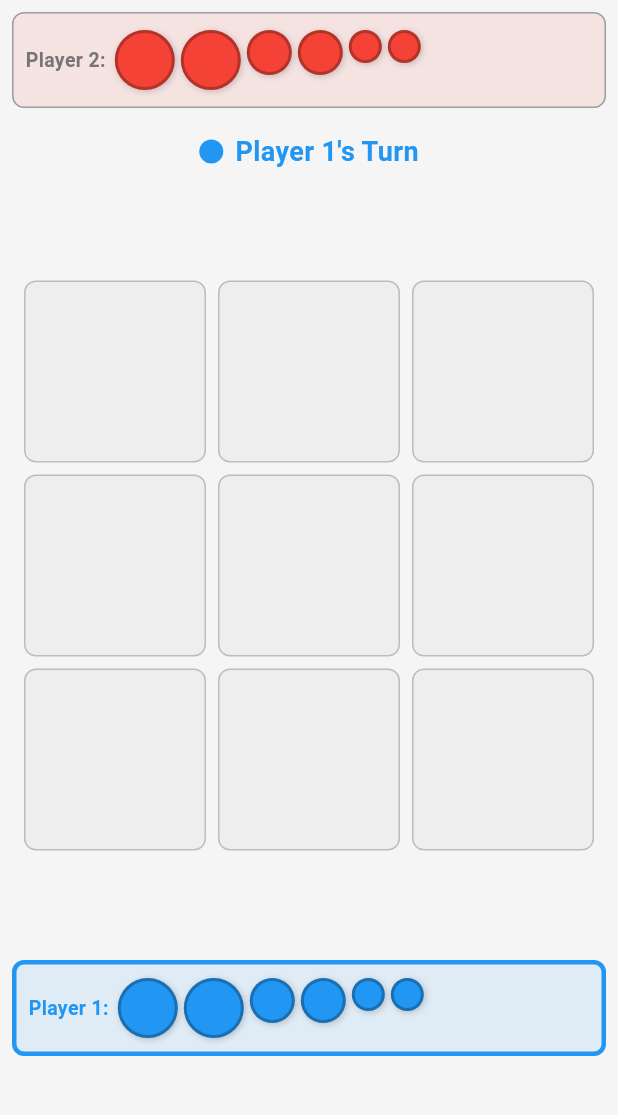
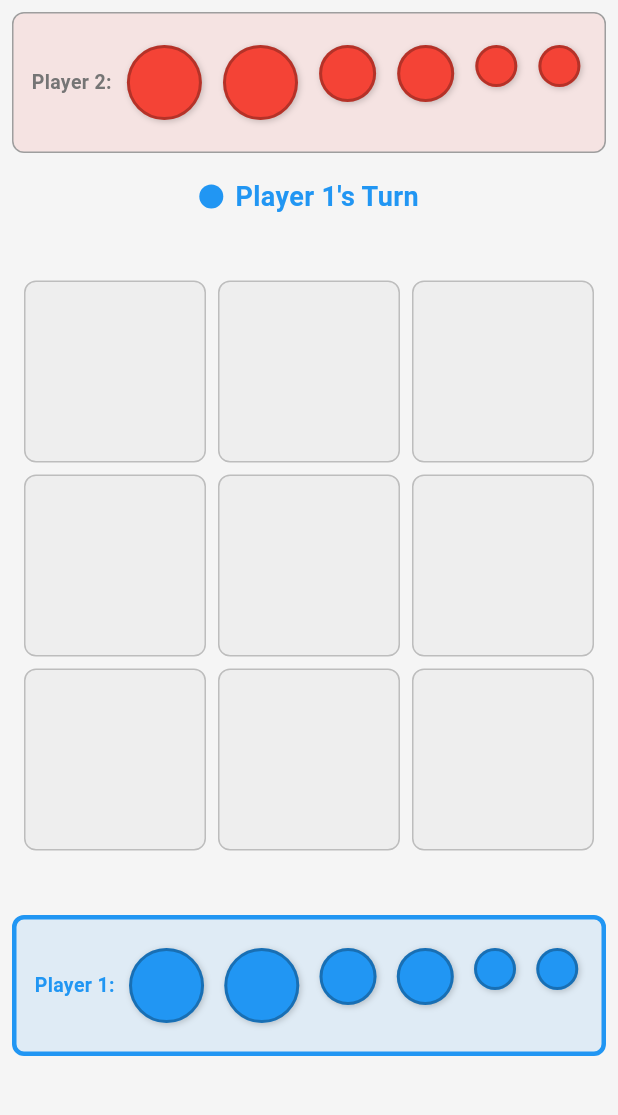
Before and after one commit to hwani1103/gobble_up, a Flutter app: the screen it shows after launch, on a phone screen of 412 x 824 dp, the part 84-1199 px from its top. Run offline on Flutter 3.47's test engine with Material 3 defaults, Android fonts, the phone set to English and light mode, and no system bars.

Commit message:
refactor: Improve waiting area layout and adjust pawn sizes
- Center align pawns with player name text
- Increase waiting area height from 80 to 110 pixels
- Add more spacing between pawns (spacing: 10, alignment: spaceEvenly)
- Separate pawn sizes for board vs waiting area:
  * Board: Large 80px (~70% of cell), Medium 55px, Small 35px
  * Waiting area: Large 50px, Medium 38px, Small 28px
- Larger pawns in waiting area for better visibility
- Board pawns properly sized for grid cells

```diff
--- a/lib/models/pawn.dart
+++ b/lib/models/pawn.dart
@@ -10,14 +10,27 @@ enum PawnSize {
     return index > other.index;
   }
 
+  // Size for board display (70% of grid cell for large)
   double get displaySize {
     switch (this) {
       case PawnSize.small:
-        return 22.0;
+        return 35.0;
       case PawnSize.medium:
-        return 30.0;
+        return 55.0;
       case PawnSize.large:
-        return 40.0;
+        return 80.0;
+    }
+  }
+
+  // Size for waiting area display (larger for better visibility)
+  double get waitingAreaSize {
+    switch (this) {
+      case PawnSize.small:
+        return 28.0;
+      case PawnSize.medium:
+        return 38.0;
+      case PawnSize.large:
+        return 50.0;
     }
   }
 
--- a/lib/screens/game_screen.dart
+++ b/lib/screens/game_screen.dart
@@ -46,7 +46,7 @@ class _GameScreenContent extends StatelessWidget {
           children: [
             // Player 2's waiting area (top - always Player 2) - Fixed height
             SizedBox(
-              height: 80,
+              height: 110,
               child: Padding(
                 padding: const EdgeInsets.all(8.0),
                 child: WaitingAreaWidget(
@@ -114,7 +114,7 @@ class _GameScreenContent extends StatelessWidget {
 
             // Player 1's waiting area (bottom - always Player 1) - Fixed height
             SizedBox(
-              height: 80,
+              height: 110,
               child: Padding(
                 padding: const EdgeInsets.all(8.0),
                 child: WaitingAreaWidget(
--- a/lib/widgets/waiting_area_widget.dart
+++ b/lib/widgets/waiting_area_widget.dart
@@ -22,7 +22,7 @@ class WaitingAreaWidget extends StatelessWidget {
   @override
   Widget build(BuildContext context) {
     return Container(
-      padding: const EdgeInsets.symmetric(horizontal: 8, vertical: 8),
+      padding: const EdgeInsets.symmetric(horizontal: 12, vertical: 12),
       decoration: BoxDecoration(
         color: player.color.withOpacity(0.1),
         border: Border.all(
@@ -32,6 +32,7 @@ class WaitingAreaWidget extends StatelessWidget {
         borderRadius: BorderRadius.circular(8),
       ),
       child: Row(
+        crossAxisAlignment: CrossAxisAlignment.center,
         children: [
           // Player name
           Text(
@@ -47,15 +48,16 @@ class WaitingAreaWidget extends StatelessWidget {
           // Pawns in a single row
           Expanded(
             child: Wrap(
-              spacing: 4,
-              runSpacing: 4,
+              spacing: 10,
+              runSpacing: 10,
+              alignment: WrapAlignment.spaceEvenly,
               children: pawns.map((pawn) {
                 final isSelected = selectedPawn == pawn;
                 return GestureDetector(
                   onTap: isCurrentPlayer ? () => onPawnTap(pawn) : null,
                   child: Container(
-                    width: pawn.size.displaySize,
-                    height: pawn.size.displaySize,
+                    width: pawn.size.waitingAreaSize,
+                    height: pawn.size.waitingAreaSize,
                     decoration: BoxDecoration(
                       shape: BoxShape.circle,
                       color: player.color,
```
